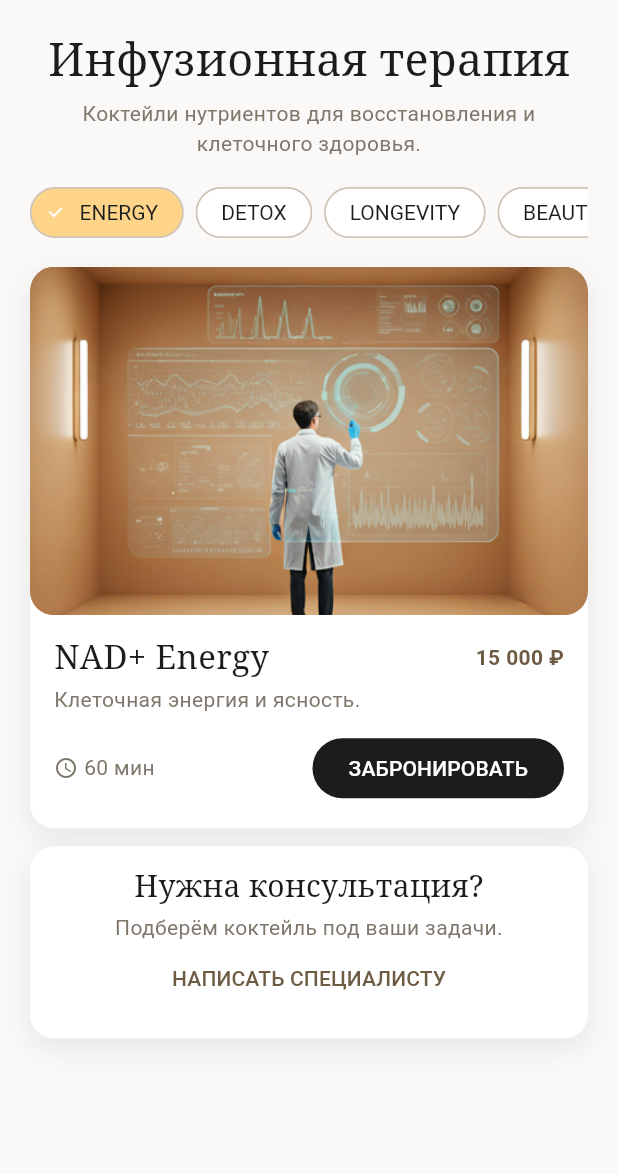
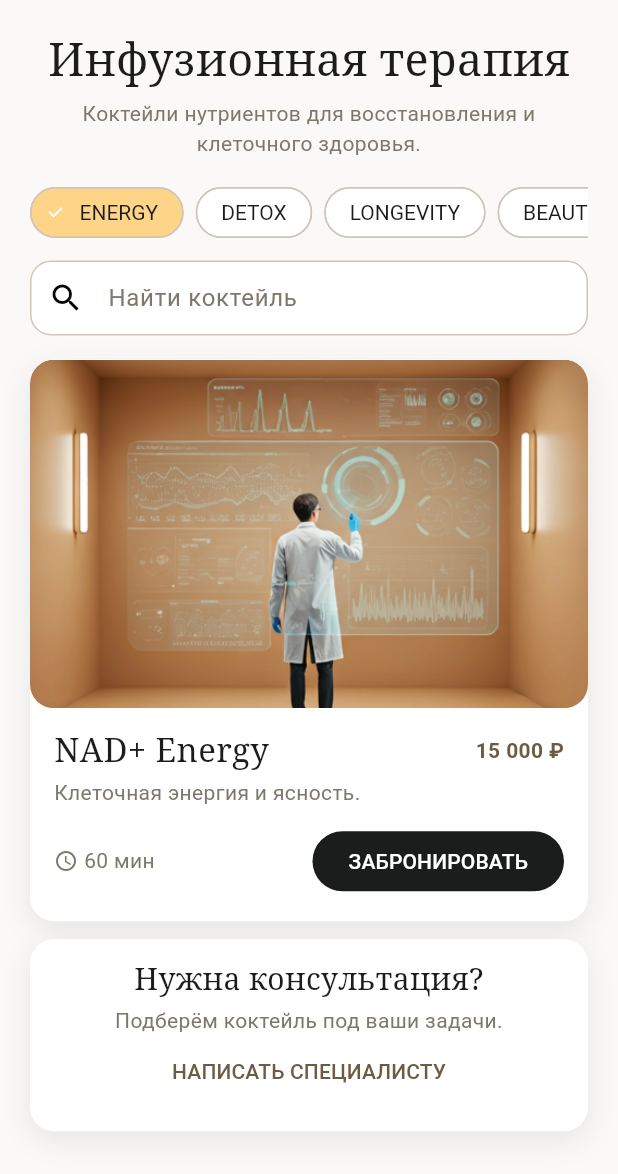
Before and after one commit to sifonyarya-afk/cult, a Flutter app: the InfusionTherapyPage screen opened directly, on a phone screen of 412 x 824 dp, the part 62-1236 px from its top. Run offline on Flutter 3.47's test engine with Material 3 defaults, Android fonts, the phone set to English and light mode, and no system bars; our stand-ins replace shared_preferences; accounts and stored records are empty.

```diff
--- a/mobile/lib/pages/categories.dart
+++ b/mobile/lib/pages/categories.dart
@@ -491,11 +491,19 @@ class InfusionTherapyPage extends StatefulWidget {
 }
 
 class _InfusionTherapyPageState extends State<InfusionTherapyPage> {
+  final _query = TextEditingController();
   var _chip = 'Energy';
+
+  @override
+  void dispose() {
+    _query.dispose();
+    super.dispose();
+  }
 
   @override
   Widget build(BuildContext context) {
     final chips = const ['Energy', 'Detox', 'Longevity', 'Beauty'];
+    final needle = _query.text.trim().toLowerCase();
     final list = infusions
         .where(
           (item) => _chip == 'Longevity'
@@ -504,7 +512,7 @@ class _InfusionTherapyPageState extends State<InfusionTherapyPage> {
                     (_chip == 'Energy' && item.chip == 'Energy'),
         )
         .toList();
-    final shown =
+    final byChip =
         _chip == 'Longevity' ||
             _chip == 'Detox' ||
             _chip == 'Beauty' ||
@@ -516,6 +524,16 @@ class _InfusionTherapyPageState extends State<InfusionTherapyPage> {
             return true;
           }).toList()
         : list;
+    final shown = needle.isEmpty
+        ? byChip
+        : byChip
+              .where(
+                (item) =>
+                    item.title.toLowerCase().contains(needle) ||
+                    item.blurb.toLowerCase().contains(needle) ||
+                    item.chip.toLowerCase().contains(needle),
+              )
+              .toList();
 
     return Scaffold(
       appBar: AppBar(title: const Text('CULT')),
@@ -554,13 +572,28 @@ class _InfusionTherapyPageState extends State<InfusionTherapyPage> {
               },
             ),
           ),
+          const SizedBox(height: 12),
+          CultSearchField(
+            controller: _query,
+            hint: 'Найти коктейль',
+            onChanged: () => setState(() {}),
+          ),
           const SizedBox(height: 16),
           if (shown.isEmpty)
             CultEmpty(
-              title: 'В этой группе пусто',
-              note: 'Выберите другую категорию коктейлей.',
-              actionLabel: 'Все',
-              onAction: () => setState(() => _chip = 'Longevity'),
+              title: needle.isEmpty ? 'В этой группе пусто' : 'Ничего не найдено',
+              note: needle.isEmpty
+                  ? 'Выберите другую категорию коктейлей.'
+                  : 'Смягчите запрос или сбросьте поиск.',
+              actionLabel: needle.isEmpty ? 'Все' : 'Сбросить',
+              onAction: () {
+                if (needle.isEmpty) {
+                  setState(() => _chip = 'Longevity');
+                  return;
+                }
+                _query.clear();
+                setState(() {});
+              },
             )
           else
             for (final item in shown) ...[
--- a/mobile/lib/store.dart
+++ b/mobile/lib/store.dart
@@ -874,6 +874,11 @@ class ClinicStore extends ChangeNotifier {
       if (q.contains('контурн') || q.contains('липо') || q.contains('скульпт')) {
         return 'Контурная пластика и скульптурирование — в «Инъекциях». Объём и зоны согласуем на консультации.';
       }
+      if (q.contains('ресепшен') ||
+          q.contains('ресепшн') ||
+          q.contains('администрац')) {
+        return 'Ресепшен CULT Сочи — Черноморская, 6, ежедневно 9:00–21:00. Самовывоз шопа и вопросы по записи — там же.';
+      }
       if (q.contains('час') ||
           q.contains('режим') ||
           q.contains('выходн') ||
```
Also changed, not shown: mobile/lib/pages/cabinet.dart (+34 -0 lines), 1 other file.
